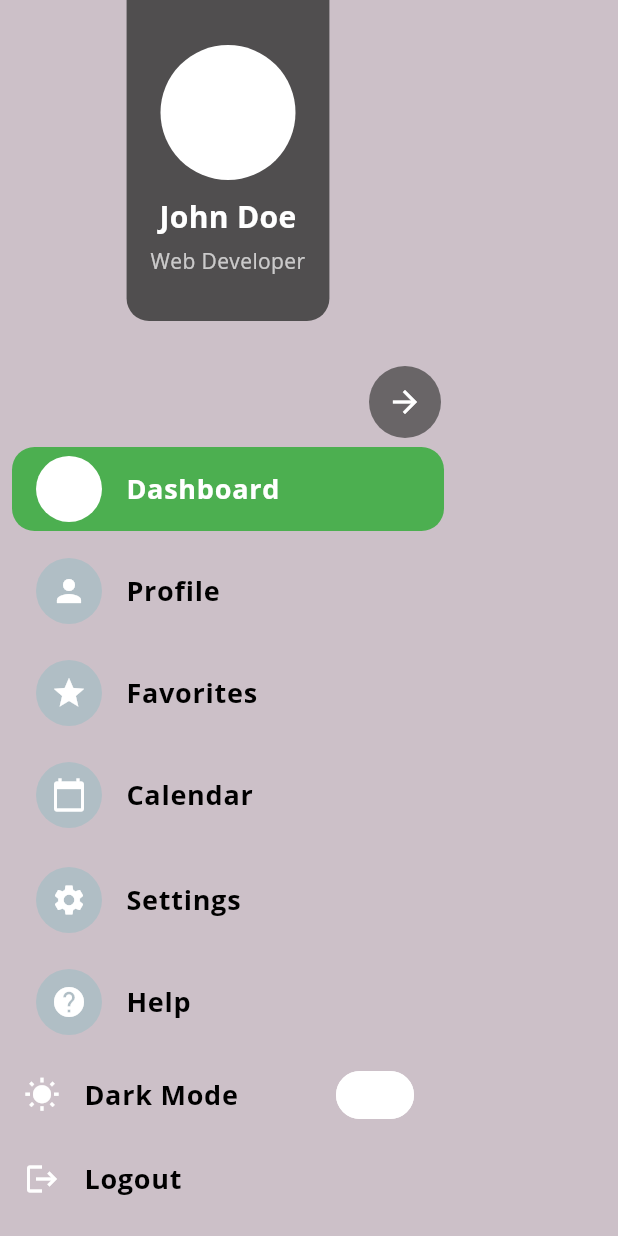
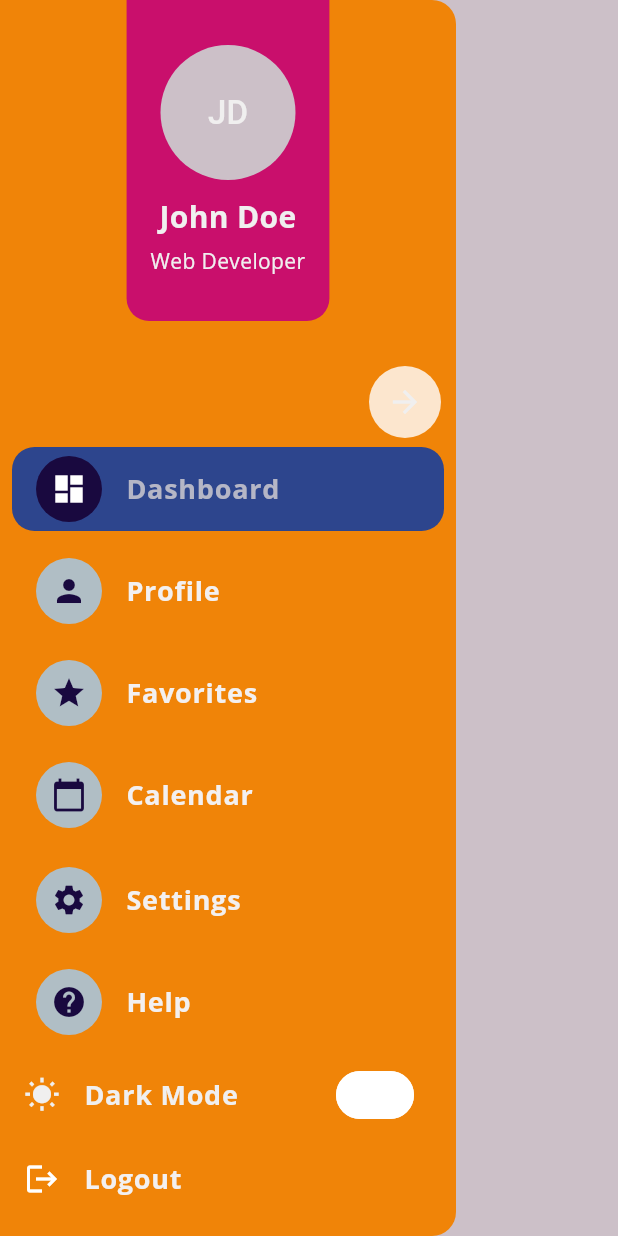
Before and after one commit to Abdirahmannor/task_manager_app, a Flutter app: the SidebarDrawer widget shown alone on an empty page, opened directly with empty values, on a phone screen of 412 x 824 dp. Run offline on Flutter 3.47's test engine with Material 3 defaults, Android fonts, the light colour scheme and no system bars; our stand-ins replace google_fonts, hive, hive_flutter, shared_preferences, sqflite, table_calendar; missing offline and left inert: bitsdojo_window, window_manager; accounts and stored records are empty.

Commit message:
Version 3.6: Updated the Dark and light mode .

```diff
--- a/lib/theme/app_theme.dart
+++ b/lib/theme/app_theme.dart
@@ -10,41 +10,52 @@ class AppTheme {
 
   // Light Mode Colors
   static const Color backgroundColor = Color(0Xffccc0c8); // Light Background
+  static const Color lightSidebarBackgroundColor =
+      Color.fromARGB(255, 240, 132, 8); // light Mode Sidebar Background
   static const Color sidebarBackgroundColor =
-      Color.fromARGB(255, 18, 175, 57); // Light Mode Sidebar Background
-  static const Color sidebarProfileBackgroundColor =
-      Color(0xFF504e4f); // Light Mode Profile section background
+      Color.fromARGB(255, 19, 168, 81); // Light Mode Sidebar Background
+  static const Color lightsidebarProfileBackgroundColor = Color.fromARGB(
+      255, 201, 15, 108); // Light Mode Profile section background
   static const Color sidebarSelectedColor =
-      Color(0xFF4CAF50); // Light Mode Active tab color (green)
-  static const Color sidebarIconColor = Colors.white; // Light Mode Icon color
+      Color.fromARGB(255, 45, 69, 141); // Light Mode Active tab color (green)
+  static const Color lightsidebarIconColor =
+      Colors.white; // Light Mode Icon color
   static const Color sidebarInactiveIconColor =
       Color(0xFFB0BEC5); // Light Mode Inactive icon color
   static const Color sidebarTextColor =
-      Colors.black; // Light Mode Sidebar text color
+      Color.fromARGB(255, 243, 240, 240); // Light Mode Sidebar text color
 
   static const Color buttonColor = Color(0xFF1A73E8); // Button Color
   static const Color textColor =
-      Color.fromARGB(255, 119, 12, 12); // Main Text Color
+      Color.fromARGB(255, 240, 239, 239); // Main Text Color
   static const Color cardBackgroundColor =
-      Color.fromARGB(255, 29, 28, 28); // Card Background Color
+      Color.fromARGB(255, 221, 19, 19); // Card Background Color
+  static const Color LightIsHover =
+      Color.fromARGB(255, 22, 107, 33); // light Hover
 
   // Dark Mode Colors
-  static const Color darkBackgroundColor = Color(0xFF1d1b1c); // Dark Background
-  static const Color darkTextColor = Color(0xFFDDCFD9); // Light Text Color
+  static const Color darkBackgroundColor =
+      Color(0XFFf041955); // Dark Background
+  static const Color darkTextColor =
+      Color.fromARGB(255, 238, 236, 237); // Light Text Color
+  static const Color darksidebarArrowColor =
+      Color.fromARGB(255, 90, 122, 15); // Light Mode Sidebar Arrow icon
+
   static const Color darkCardColor =
-      Color.fromARGB(255, 4, 22, 71); // Dark Card Background
+      Color.fromARGB(255, 212, 90, 8); // Dark Card Background
   static const Color darkSidebarBackgroundColor =
-      Color.fromARGB(255, 209, 13, 13); // Dark Mode Sidebar Background
+      Color.fromARGB(255, 8, 25, 122); // Dark Mode Sidebar Background
   static const Color darkSidebarProfileBackgroundColor =
-      Color(0xFF3A3A3A); // Dark Mode Profile section background
+      Color.fromARGB(255, 6, 160, 121); // Dark Mode Profile section background
   static const Color darkSidebarSelectedColor =
-      Color(0xFF4CAF50); // Dark Mode Active tab color (green)
+      Color(0XFFf041955); // Dark Mode Active tab color (green)
   static const Color darkSidebarIconColor =
-      Color.fromARGB(255, 11, 143, 77); // Dark Mode Icon color
+      Color.fromARGB(255, 69, 38, 126); // Dark Mode Icon color
   static const Color darkSidebarInactiveIconColor =
-      Color(0xFFB0BEC5); // Dark Mode Inactive icon color
+      Color.fromARGB(255, 2, 78, 116); // Dark Mode Inactive icon color
   static const Color darkSidebarTextColor =
-      Colors.white; // Dark Mode Sidebar text color
+      Color.fromARGB(255, 226, 222, 222); // Dark Mode Sidebar text color
+  static const Color darkIsHover = Color.fromARGB(255, 25, 9, 63); // Dark Hover
 
   static final TextStyle sidebarTextStyle = GoogleFonts.openSans(
     fontSize: 18,
--- a/lib/ui/screens/home_screen.dart
+++ b/lib/ui/screens/home_screen.dart
@@ -38,7 +38,7 @@ class _HomeScreenState extends State<HomeScreen> {
 
         return AlertDialog(
           backgroundColor: Theme.of(context).cardColor, // Use theme color
-          title: Text(
+          title: const Text(
             "Create New Project",
             style: TextStyle(color: AppTheme.textColor), // Use theme color
           ),
@@ -47,7 +47,7 @@ class _HomeScreenState extends State<HomeScreen> {
             children: [
               TextField(
                 controller: titleController,
-                decoration: InputDecoration(
+                decoration: const InputDecoration(
                   labelText: "Project Title",
                   labelStyle:
                       TextStyle(color: AppTheme.textColor), // Use theme color
@@ -56,7 +56,7 @@ class _HomeScreenState extends State<HomeScreen> {
               const SizedBox(height: 16),
               TextField(
                 controller: descriptionController,
-                decoration: InputDecoration(
+                decoration: const InputDecoration(
                   labelText: "Project Description",
                   labelStyle:
                       TextStyle(color: AppTheme.textColor), // Use theme color
@@ -91,7 +91,7 @@ class _HomeScreenState extends State<HomeScreen> {
                     userProjects = _projectManager.getAllProjects();
                   });
                   ScaffoldMessenger.of(context).showSnackBar(
-                    SnackBar(
+                    const SnackBar(
                       content: Text('Project created successfully!'),
                       backgroundColor:
                           AppTheme.sidebarSelectedColor, // Use theme color
@@ -100,7 +100,7 @@ class _HomeScreenState extends State<HomeScreen> {
                   Navigator.of(context).pop();
                 } else {
                   ScaffoldMessenger.of(context).showSnackBar(
-                    SnackBar(
+                    const SnackBar(
                       content: Text('Project title cannot be empty.'),
                       backgroundColor: Colors.red,
                     ),
@@ -129,7 +129,7 @@ class _HomeScreenState extends State<HomeScreen> {
         builder: (BuildContext context) {
           return AlertDialog(
             backgroundColor: Theme.of(context).cardColor, // Use theme color
-            title: Text(
+            title: const Text(
               "Edit Project",
               style: TextStyle(color: AppTheme.textColor), // Use theme color
             ),
@@ -138,7 +138,7 @@ class _HomeScreenState extends State<HomeScreen> {
               children: [
                 TextField(
                   controller: titleController,
-                  decoration: InputDecoration(
+                  decoration: const InputDecoration(
                     labelText: "Project Title",
                     labelStyle:
                         TextStyle(color: AppTheme.textColor), // Use theme color
@@ -147,7 +147,7 @@ class _HomeScreenState extends State<HomeScreen> {
                 const SizedBox(height: 16),
                 TextField(
                   controller: descriptionController,
-                  decoration: InputDecoration(
+                  decoration: const InputDecoration(
                     labelText: "Project Description",
                     labelStyle:
                         TextStyle(color: AppTheme.textColor), // Use theme color
@@ -181,7 +181,7 @@ class _HomeScreenState extends State<HomeScreen> {
                       userProjects = _projectManager.getAllProjects();
                     });
                     ScaffoldMessenger.of(context).showSnackBar(
-                      SnackBar(
+                      const SnackBar(
                         content: Text('Project updated successfully!'),
                         backgroundColor:
                             AppTheme.sidebarSelectedColor, // Use theme color
@@ -190,7 +190,7 @@ class _HomeScreenState extends State<HomeScreen> {
                     Navigator.of(context).pop();
                   } else {
                     ScaffoldMessenger.of(context).showSnackBar(
-                      SnackBar(
+                      const SnackBar(
                         content: Text('Project title cannot be empty.'),
                         backgroundColor: Colors.red,
                       ),
@@ -228,7 +228,7 @@ class _HomeScreenState extends State<HomeScreen> {
                   userProjects = _projectManager.getAllProjects();
                 });
                 ScaffoldMessenger.of(context).showSnackBar(
-                  SnackBar(
+                  const SnackBar(
                     content: Text('Project deleted successfully!'),
                     backgroundColor:
                         AppTheme.sidebarSelectedColor, // Use theme color
@@ -269,7 +269,7 @@ class _HomeScreenState extends State<HomeScreen> {
 
   Widget _buildProjectList() {
     return userProjects.isEmpty
-        ? Center(
+        ? const Center(
             child: Text(
               'No projects found. Start by creating a new project!',
               style: TextStyle(
@@ -290,13 +290,13 @@ class _HomeScreenState extends State<HomeScreen> {
                 child: ListTile(
                   title: Text(
                     project['title'] ?? 'Unnamed Project',
-                    style:
-                        TextStyle(color: AppTheme.textColor), // Use theme color
+                    style: const TextStyle(
+                        color: AppTheme.textColor), // Use theme color
                   ),
                   subtitle: Text(
                     'ID: $projectId\n${project['description'] ?? 'No description available'}',
-                    style:
-                        TextStyle(color: AppTheme.textColor), // Use theme color
+                    style: const TextStyle(
+                        color: AppTheme.textColor), // Use theme color
                   ),
                   trailing: Row(
                     mainAxisSize: MainAxisSize.min,
--- a/lib/ui/widgets/custom_title_bar.dart
+++ b/lib/ui/widgets/custom_title_bar.dart
@@ -1,8 +1,6 @@
 import 'package:flutter/material.dart';
 import 'package:bitsdojo_window/bitsdojo_window.dart';
-import 'package:provider/provider.dart';
 import '../../utills/session_manager.dart';
-import '../../theme/theme_manager.dart';
 import '../../theme/app_theme.dart';
 
 class CustomTitleBar extends StatelessWidget {
--- a/lib/ui/widgets/sidebar_drawer.dart
+++ b/lib/ui/widgets/sidebar_drawer.dart
@@ -8,8 +8,7 @@ import 'package:shared_preferences/shared_preferences.dart';
 class SidebarDrawer extends StatefulWidget {
   final Function(String) onPageSelected;
 
-  const SidebarDrawer({Key? key, required this.onPageSelected})
-      : super(key: key);
+  const SidebarDrawer({super.key, required this.onPageSelected});
 
   @override
   _SidebarDrawerState createState() => _SidebarDrawerState();
@@ -31,49 +30,63 @@ class _SidebarDrawerState extends State<SidebarDrawer> {
   @override
   Widget build(BuildContext context) {
     final themeManager = Provider.of<ThemeManager>(context);
-    final isDarkMode = Theme.of(context).brightness == Brightness.dark;
+    var isDarkMode = Theme.of(context).brightness == Brightness.dark;
 
     return Drawer(
       backgroundColor: isDarkMode
-          ? AppTheme.sidebarBackgroundColor
-          : AppTheme.backgroundColor,
+          ? AppTheme.darkSidebarBackgroundColor
+          : AppTheme.lightSidebarBackgroundColor,
       child: Column(
         children: [
           // Profile Section
           Container(
-            decoration: const BoxDecoration(
-              color: AppTheme.sidebarProfileBackgroundColor,
-              borderRadius: BorderRadius.only(
+            decoration: BoxDecoration(
+              color: isDarkMode
+                  ? AppTheme.darkSidebarProfileBackgroundColor
+                  : AppTheme.lightsidebarProfileBackgroundColor,
+              borderRadius: const BorderRadius.only(
                 bottomRight: Radius.circular(15),
                 bottomLeft: Radius.circular(15),
               ),
             ),
             padding:
                 const EdgeInsets.symmetric(vertical: 30.0, horizontal: 16.0),
-            child: const Column(
+            child: Column(
               children: [
                 CircleAvatar(
                   radius: 45,
-                  backgroundColor: AppTheme.sidebarIconColor,
+                  backgroundColor: isDarkMode
+                      ? AppTheme.darkBackgroundColor
+                      : AppTheme.backgroundColor,
                   child: Text(
                     'JD',
-                    style: TextStyle(color: Colors.white, fontSize: 22),
+                    style: TextStyle(
+                        color: isDarkMode
+                            ? AppTheme.darkTextColor
+                            : AppTheme.textColor,
+                        fontSize: 22),
                   ),
                 ),
-                SizedBox(height: 10),
+                const SizedBox(height: 10),
                 Text(
                   'John Doe',
                   textAlign: TextAlign.center,
                   style: TextStyle(
-                      color: Colors.white,
+                      color: isDarkMode
+                          ? AppTheme.darkTextColor
+                          : AppTheme.textColor,
                       fontSize: 20,
                       fontWeight: FontWeight.bold),
                 ),
-                SizedBox(height: 5),
+                const SizedBox(height: 5),
                 Text(
                   'Web Developer',
                   textAlign: TextAlign.center,
-                  style: TextStyle(color: Colors.white70, fontSize: 14),
+                  style: TextStyle(
+                      color: isDarkMode
+                          ? AppTheme.darkTextColor
+                          : AppTheme.textColor,
+                      fontSize: 14),
                 ),
               ],
             ),
@@ -86,11 +99,14 @@ class _SidebarDrawerState extends State<SidebarDrawer> {
             child: Material(
               shape: const CircleBorder(), // Define shape here
               color: isDarkMode
-                  ? AppTheme.sidebarIconColor
-                  : AppTheme.sidebarProfileBackgroundColor
+                  ? AppTheme.darkSidebarIconColor
+                  : AppTheme.lightsidebarIconColor
                       .withOpacity(0.8), // Background color
               child: IconButton(
-                icon: const Icon(Icons.arrow_forward, color: Colors.white),
+                icon: Icon(Icons.arrow_forward,
+                    color: isDarkMode
+                        ? AppTheme.darkTextColor
+                        : AppTheme.textColor),
                 onPressed: () {
                   // Action for the arrow button
                   // You can implement functionality here, like collapsing the sidebar
@@ -133,7 +149,7 @@ class _SidebarDrawerState extends State<SidebarDrawer> {
                     isActive: activeTab == 'Notes',
                   ),
                   const SizedBox(height: 10), // Space before the divider
-                  const Divider(color: Colors.white),
+                  const Divider(color: Colors.red),
                   const SizedBox(height: 10), // Space after the divider
                 ],
               ),
@@ -158,14 +174,16 @@ class _SidebarDrawerState extends State<SidebarDrawer> {
                 // Dark Mode Toggle Switch
                 ListTile(
                   leading: Icon(
-                    isDarkMode ? Icons.nightlight_round : Icons.wb_sunny,
-                    color: AppTheme.sidebarIconColor,
-                  ),
+                      isDarkMode ? Icons.nightlight_round : Icons.wb_sunny,
+                      color: isDarkMode
+                          ? AppTheme.darkTextColor
+                          : AppTheme.textColor),
                   title: Text(
                     'Dark Mode',
                     style: AppTheme.sidebarTextStyle.copyWith(
-                      color: AppTheme.sidebarTextColor,
-                    ),
+                        color: isDarkMode
+                            ? AppTheme.darkTextColor
+                            : AppTheme.textColor),
                   ),
                   trailing: Switch(
                     value: isDarkMode,
@@ -227,21 +245,22 @@ class _SidebarDrawerState extends State<SidebarDrawer> {
             padding: const EdgeInsets.all(10.0),
             decoration: BoxDecoration(
               color: isActive || isHovering
-                  ? AppTheme.sidebarIconColor
+                  ? AppTheme.darkIsHover
                   : AppTheme.sidebarInactiveIconColor,
               borderRadius: BorderRadius.circular(30),
             ),
             child: Icon(
               icon,
-              color: isActive || isHovering
-                  ? Colors.white
-                  : AppTheme.sidebarIconColor,
+              color:
+                  isActive || isHovering ? Colors.white : AppTheme.darkIsHover,
             ),
           ),
           title: Text(
             label,
             style: AppTheme.sidebarTextStyle.copyWith(
-              color: isActive ? Colors.white : AppTheme.sidebarTextColor,
+              color: isActive
+                  ? const Color.fromARGB(199, 219, 214, 214)
+                  : AppTheme.sidebarTextColor,
             ),
           ),
           onTap: () {
```
